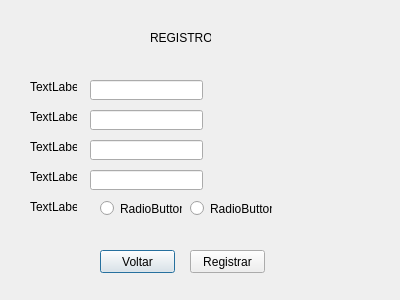
This is agendaCompromisso/registrar.ui in SejaQoxumQuiser/AgendaCompromissos as Qt 5 draws it before an edit. The edited form follows.
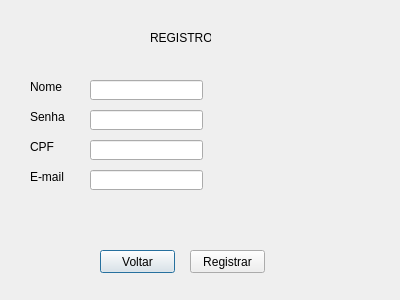
This is the edited form.

The edit to the form file:
```diff
--- a/agendaCompromisso/registrar.ui
+++ b/agendaCompromisso/registrar.ui
@@ -36,7 +36,7 @@
     </rect>
    </property>
    <property name="text">
-    <string>TextLabel</string>
+    <string>Nome</string>
    </property>
   </widget>
   <widget class="QLabel" name="label_3">
@@ -49,7 +49,7 @@
     </rect>
    </property>
    <property name="text">
-    <string>TextLabel</string>
+    <string>Senha</string>
    </property>
   </widget>
   <widget class="QLabel" name="label_4">
@@ -62,7 +62,7 @@
     </rect>
    </property>
    <property name="text">
-    <string>TextLabel</string>
+    <string>CPF</string>
    </property>
   </widget>
   <widget class="QLabel" name="label_5">
@@ -75,46 +75,7 @@
     </rect>
    </property>
    <property name="text">
-    <string>TextLabel</string>
-   </property>
-  </widget>
-  <widget class="QLabel" name="label_6">
-   <property name="geometry">
-    <rect>
-     <x>30</x>
-     <y>200</y>
-     <width>47</width>
-     <height>13</height>
-    </rect>
-   </property>
-   <property name="text">
-    <string>TextLabel</string>
-   </property>
-  </widget>
-  <widget class="QRadioButton" name="radioButton">
-   <property name="geometry">
-    <rect>
-     <x>100</x>
-     <y>200</y>
-     <width>82</width>
-     <height>17</height>
-    </rect>
-   </property>
-   <property name="text">
-    <string>RadioButton</string>
-   </property>
-  </widget>
-  <widget class="QRadioButton" name="radioButton_2">
-   <property name="geometry">
-    <rect>
-     <x>190</x>
-     <y>200</y>
-     <width>82</width>
-     <height>17</height>
-    </rect>
-   </property>
-   <property name="text">
-    <string>RadioButton</string>
+    <string>E-mail</string>
    </property>
   </widget>
   <widget class="QPushButton" name="pushButton">
```
